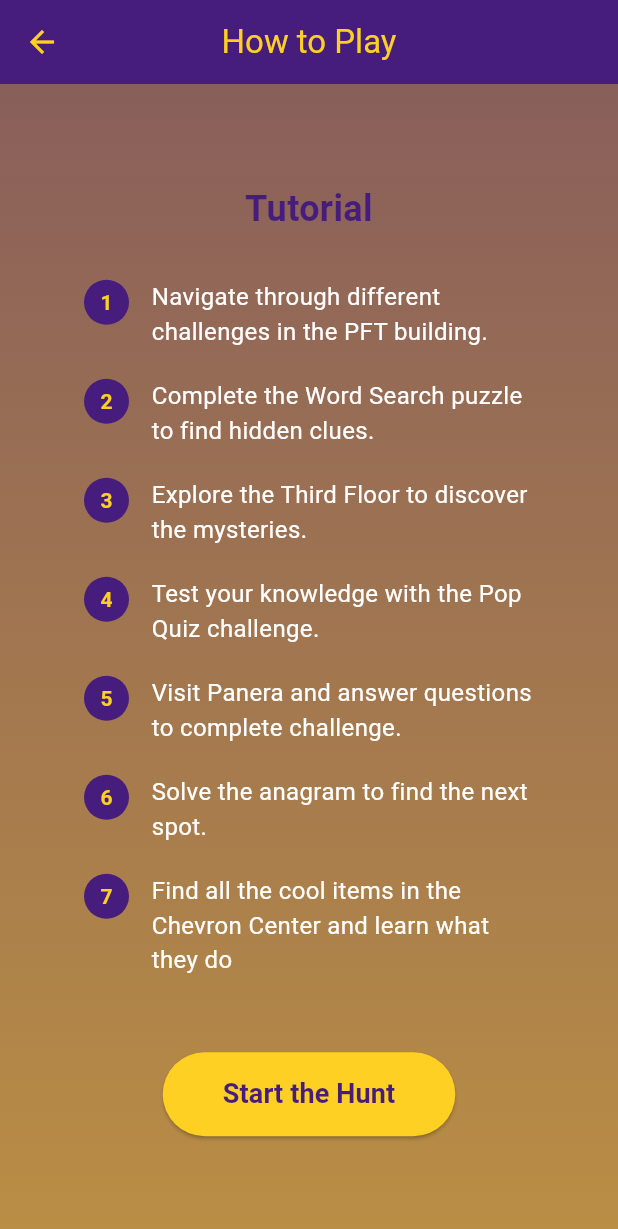
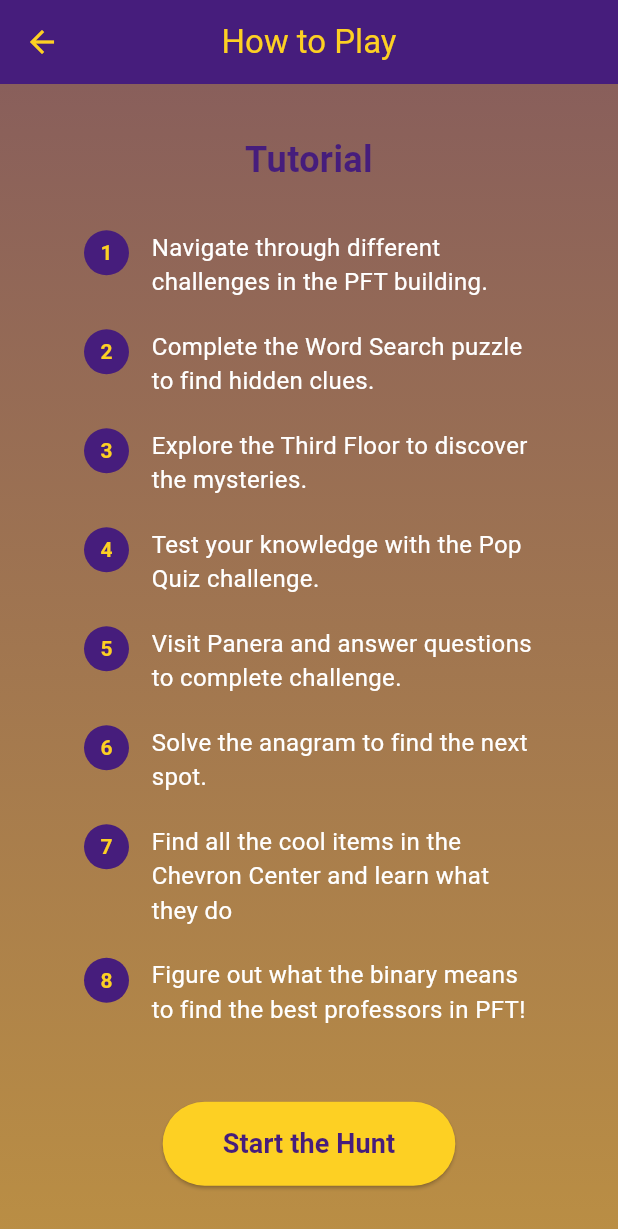
Before and after one commit to maureensanchez99/app6, a Flutter app: the TutorialPage screen opened directly, on a phone screen of 412 x 824 dp. Shown: the top 1229 px of the screen. Run offline on Flutter 3.47's test engine with Material 3 defaults, Android fonts, the phone set to English and light mode, and no system bars; our stand-ins replace confetti, shared_preferences; accounts and stored records are empty.

Commit message:
Made some final changes. Updated the progress bar and the tutorial

```diff
--- a/lib/pages/home_page.dart
+++ b/lib/pages/home_page.dart
@@ -27,7 +27,7 @@ class _HomePageState extends State<HomePage> with SingleTickerProviderStateMixin
   double progressValue = 0.0;
 
   // Challenge tracking
-  final int totalChallenges = 5;
+  final int totalChallenges = 7;
   Set<String> visitedChallenges = {};
 
   late AnimationController _animationController;
@@ -269,8 +269,8 @@ class _HomePageState extends State<HomePage> with SingleTickerProviderStateMixin
                   ),
                   _buildChallengeCard(
                     "Binary Clue",
-                    "Can you solve this binary challenge",
-                    Icons.help_outline,
+                    "Can you solve this binary challenge?",
+                    Icons.code,
                     Colors.amber,
                     () => _navigateToChallenge(context, const BestProfessorQuiz(), "binary_clue"),
                     visitedChallenges.contains("binary_clue"),
--- a/lib/pages/tutorial_page.dart
+++ b/lib/pages/tutorial_page.dart
@@ -141,6 +141,10 @@ class _TutorialPageState extends State<TutorialPage> with SingleTickerProviderSt
                         '7',
                         'Find all the cool items in the Chevron Center and learn what they do',
                       ),
+                      _buildTutorialStep(
+                        '8',
+                        'Figure out what the binary means to find the best professors in PFT!',
+                      ),
                     ],
                   ),
                 ),
```
